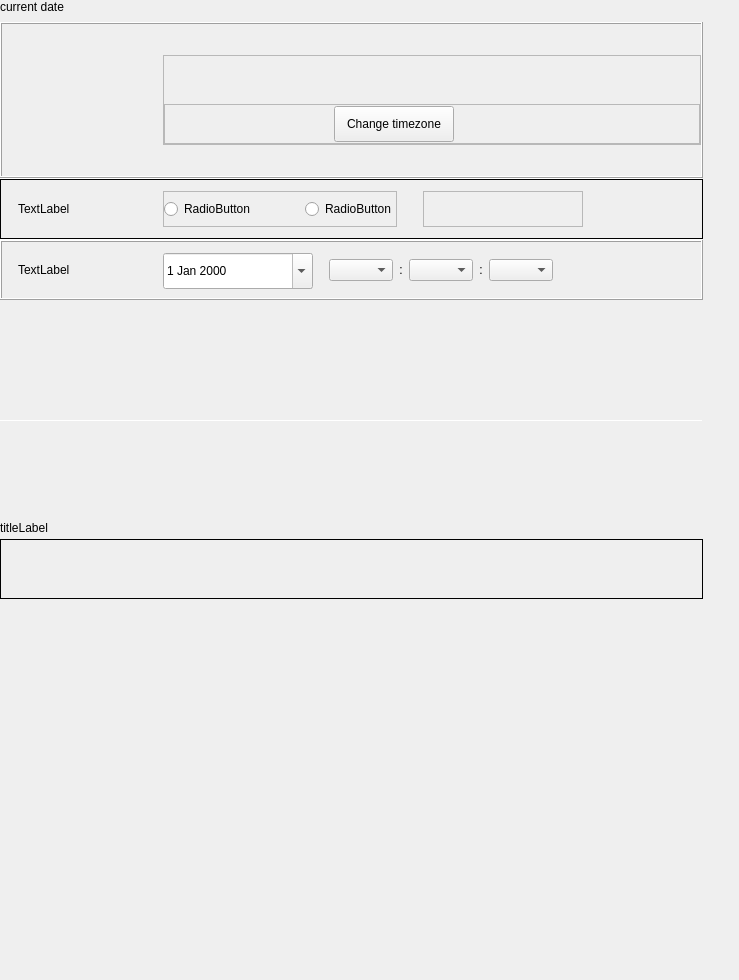
The window that plugins/time-language/datetime/datetime.ui (ukui/ukui-control-center) describes before a commit, drawn with Qt 5.
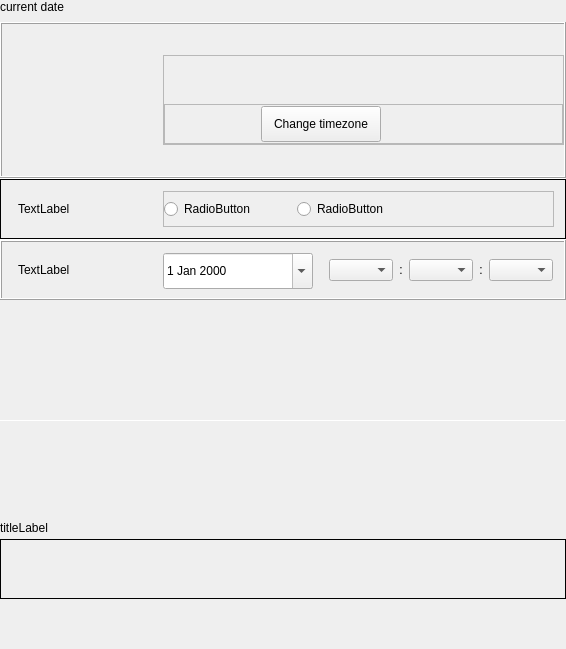
The same window after the commit. Custom widgets are drawn as their Qt base class.

Diff of the .ui file:
```diff
--- a/plugins/time-language/datetime/datetime.ui
+++ b/plugins/time-language/datetime/datetime.ui
@@ -6,8 +6,8 @@
    <rect>
     <x>0</x>
     <y>0</y>
-    <width>739</width>
-    <height>980</height>
+    <width>563</width>
+    <height>649</height>
    </rect>
   </property>
   <property name="minimumSize">
@@ -36,7 +36,10 @@
     <number>0</number>
    </property>
    <property name="rightMargin">
-    <number>36</number>
+    <number>0</number>
+   </property>
+   <property name="bottomMargin">
+    <number>0</number>
    </property>
    <item>
     <widget class="TitleLabel" name="titleLabel">
@@ -211,7 +214,7 @@
              <number>0</number>
             </property>
             <item>
-             <widget class="QLabel" name="timeClockLable">
+             <widget class="FixLabel" name="timeClockLable">
               <property name="sizePolicy">
                <sizepolicy hsizetype="Preferred" vsizetype="Preferred">
                 <horstretch>0</horstretch>
@@ -220,7 +223,7 @@
               </property>
               <property name="minimumSize">
                <size>
-                <width>151</width>
+                <width>80</width>
                 <height>48</height>
                </size>
               </property>
@@ -273,7 +276,7 @@
                 <number>0</number>
                </property>
                <item>
-                <widget class="QLabel" name="dateLabel">
+                <widget class="FixLabel" name="dateLabel">
                  <property name="sizePolicy">
                   <sizepolicy hsizetype="Preferred" vsizetype="Preferred">
                    <horstretch>0</horstretch>
@@ -282,7 +285,7 @@
                  </property>
                  <property name="minimumSize">
                   <size>
-                   <width>153</width>
+                   <width>80</width>
                    <height>36</height>
                   </size>
                  </property>
@@ -310,7 +313,7 @@
                  </property>
                  <property name="maximumSize">
                   <size>
-                   <width>120</width>
+                   <width>300</width>
                    <height>36</height>
                   </size>
                  </property>
@@ -326,7 +329,7 @@
                  </property>
                  <property name="sizeHint" stdset="0">
                   <size>
-                   <width>40</width>
+                   <width>16</width>
                    <height>20</height>
                   </size>
                  </property>
@@ -452,7 +455,7 @@
               </property>
               <layout class="QHBoxLayout" name="horizontalLayout_5">
                <property name="spacing">
-                <number>50</number>
+                <number>2</number>
                </property>
                <property name="leftMargin">
                 <number>0</number>
@@ -466,75 +469,90 @@
                <property name="bottomMargin">
                 <number>0</number>
                </property>
-               <item>
-                <widget class="QRadioButton" name="radioButton">
-                 <property name="text">
-                  <string>RadioButton</string>
-                 </property>
-                </widget>
-               </item>
                <item>
                 <widget class="QRadioButton" name="radioButton_2">
+                 <property name="minimumSize">
+                  <size>
+                   <width>0</width>
+                   <height>0</height>
+                  </size>
+                 </property>
                  <property name="text">
                   <string>RadioButton</string>
                  </property>
                 </widget>
                </item>
-              </layout>
-             </widget>
-            </item>
-            <item>
-             <widget class="QFrame" name="syncHintFrame">
-              <property name="minimumSize">
-               <size>
-                <width>160</width>
-                <height>0</height>
-               </size>
-              </property>
-              <property name="maximumSize">
-               <size>
-                <width>160</width>
-                <height>16777215</height>
-               </size>
-              </property>
-              <property name="frameShape">
-               <enum>QFrame::StyledPanel</enum>
-              </property>
-              <property name="frameShadow">
-               <enum>QFrame::Raised</enum>
-              </property>
-              <layout class="QVBoxLayout" name="verticalLayout_10">
-               <property name="leftMargin">
-                <number>0</number>
-               </property>
-               <property name="topMargin">
-                <number>0</number>
-               </property>
-               <property name="rightMargin">
-                <number>0</number>
-               </property>
-               <property name="bottomMargin">
-                <number>0</number>
-               </property>
                <item>
-                <layout class="QHBoxLayout" name="hintLayout"/>
+                <spacer name="horizontalSpacer_2">
+                 <property name="orientation">
+                  <enum>Qt::Horizontal</enum>
+                 </property>
+                 <property name="sizeType">
+                  <enum>QSizePolicy::Fixed</enum>
+                 </property>
+                 <property name="sizeHint" stdset="0">
+                  <size>
+                   <width>40</width>
+                   <height>20</height>
+                  </size>
+                 </property>
+                </spacer>
                </item>
+               <item>
+                <widget class="QRadioButton" name="radioButton">
+                 <property name="minimumSize">
+                  <size>
+                   <width>0</width>
+                   <height>0</height>
+                  </size>
+                 </property>
+                 <property name="text">
+                  <string>RadioButton</string>
+                 </property>
+                </widget>
+               </item>
+               <item>
+                <spacer name="horizontalSpacer_6">
+                 <property name="orientation">
+                  <enum>Qt::Horizontal</enum>
+                 </property>
+                 <property name="sizeType">
+                  <enum>QSizePolicy::Fixed</enum>
+                 </property>
+                 <property name="sizeHint" stdset="0">
+                  <size>
+                   <width>20</width>
+                   <height>20</height>
+                  </size>
+                 </property>
+                </spacer>
+               </item>
+               <item>
+                <layout class="QHBoxLayout" name="hintLayout">
+                 <property name="spacing">
+                  <number>0</number>
+                 </property>
+                </layout>
+               </item>
+               <item>
+                <spacer name="horizontalSpacer_7">
+                 <property name="orientation">
+                  <enum>Qt::Horizontal</enum>
+                 </property>
+                 <property name="sizeType">
+                  <enum>QSizePolicy::Expanding</enum>
+                 </property>
+                 <property name="sizeHint" stdset="0">
+                  <size>
+                   <width>20</width>
+                   <height>20</height>
+                  </size>
+                 </property>
+                </spacer>
+               </item>
               </layout>
              </widget>
             </item>
-            <item>
-             <spacer name="horizontalSpacer_2">
-              <property name="orientation">
-               <enum>Qt::Horizontal</enum>
-              </property>
-              <property name="sizeHint" stdset="0">
-               <size>
-                <width>40</width>
-                <height>20</height>
-               </size>
-              </property>
-             </spacer>
-            </item>
            </layout>
           </widget>
          </item>
@@ -1103,7 +1121,7 @@
      <property name="sizeHint" stdset="0">
       <size>
        <width>20</width>
-       <height>20</height>
+       <height>40</height>
       </size>
      </property>
     </spacer>
```
